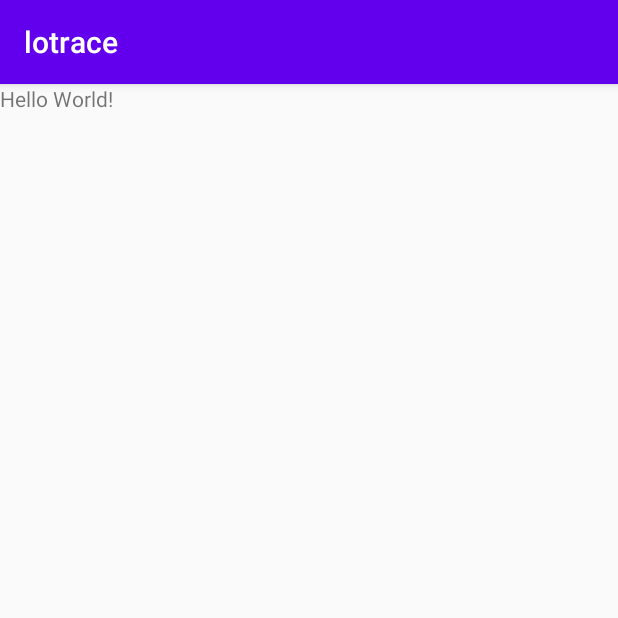
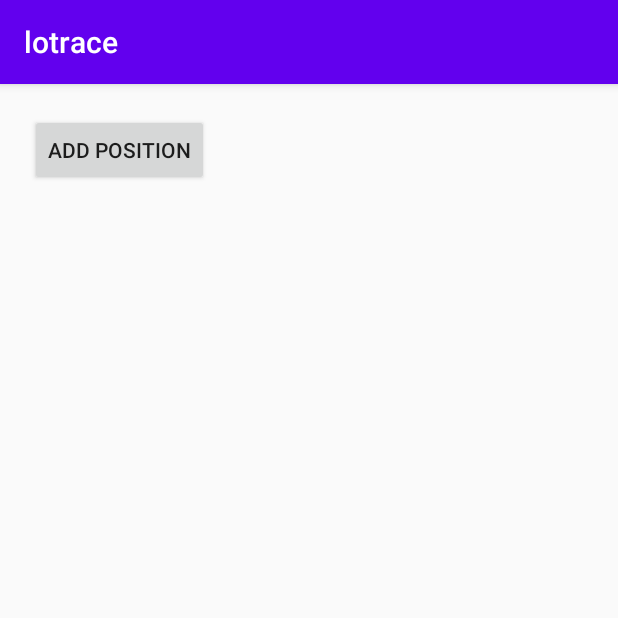
Before and after one commit to kKEo/lotrace, an Android app: the screen it shows after launch (MainActivity), on a phone screen of 412 x 824 dp, the top half of it. Run offline under Robolectric (Android 15) with nearby library versions, the phone set to English and light mode, and no system bars; 1 statement that could not run was skipped.

Commit message:
Prepare position service with internal state and reactive ui

```diff
--- a/lotrace/app/src/main/java/org/maziarz/org/MainActivity.java
+++ b/lotrace/app/src/main/java/org/maziarz/org/MainActivity.java
@@ -1,12 +1,143 @@
 package org.maziarz.org;
 
+import android.Manifest;
+import android.content.ComponentName;
+import android.content.Context;
+import android.content.Intent;
+import android.content.IntentFilter;
+import android.content.ServiceConnection;
+import android.content.pm.PackageManager;
 import android.os.Bundle;
+import android.os.IBinder;
+import android.util.Log;
+import android.view.View;
+import android.widget.Button;
+import android.widget.Toast;
+import android.widget.TextView;
+
+import androidx.annotation.NonNull;
 import androidx.appcompat.app.AppCompatActivity;
+import androidx.core.app.ActivityCompat;
+import androidx.core.content.ContextCompat;
+
+import android.content.BroadcastReceiver;
+
+import java.util.List;
+
 
 public class MainActivity extends AppCompatActivity {
+    private static final int REQUEST_LOCATION_PERMISSION = 1;
+
+    private TextView textView;
+
+    private Button button;
+
+    private PositionService myService;
+    private boolean isBound = false;
+
+    private final ServiceConnection connection = new ServiceConnection() {
+        @Override
+        public void onServiceConnected(ComponentName className, IBinder service) {
+            Log.d("MainActivity", "Service connected");
+            PositionService.LocalBinder binder = (PositionService.LocalBinder) service;
+            myService = binder.getService();
+            isBound = true;
+            updateTextView();
+        }
+
+        @Override
+        public void onServiceDisconnected(ComponentName arg0) {
+            Log.d("MainActivity", "Service disconnected");
+            isBound = false;
+        }
+    };
+
+    private final BroadcastReceiver listUpdateReceiver = new BroadcastReceiver() {
+        @Override
+        public void onReceive(Context context, Intent intent) {
+            updateTextView();
+        }
+    };
+
+    @Override
+    protected void onDestroy() {
+        super.onDestroy();
+        if (isBound) {
+            unbindService(connection);
+            isBound = false;
+        }
+        unregisterReceiver(listUpdateReceiver);
+    }
+
+    private void updateTextView() {
+        if (isBound && myService != null) {
+            List<String> itemList = myService.getItemList();
+            StringBuilder displayText = new StringBuilder();
+            for (String item : itemList) {
+                displayText.append(item).append("\n");
+            }
+            textView.setText(displayText.toString());
+        }
+    }
+
     @Override
     protected void onCreate(Bundle savedInstanceState) {
         super.onCreate(savedInstanceState);
         setContentView(R.layout.activity_main);
+
+        textView = findViewById(R.id.textView);
+        button = findViewById(R.id.button);
+
+        button.setOnClickListener(new View.OnClickListener() {
+            @Override
+            public void onClick(View v) {
+                Log.d("MainActivity", "Button clicked");
+
+                if (isBound && myService != null) {
+                    myService.addItem("This is a new item added via button");
+                    updateTextView();
+                }
+            }
+        });
+
+        if (ContextCompat.checkSelfPermission(this, Manifest.permission.ACCESS_FINE_LOCATION)
+                != PackageManager.PERMISSION_GRANTED) {
+            ActivityCompat.requestPermissions(this,
+                    new String[]{Manifest.permission.ACCESS_FINE_LOCATION},
+                    REQUEST_LOCATION_PERMISSION);
+        } else {
+            startLocationService();
+        }
+    }
+
+    @Override
+    public void onRequestPermissionsResult(int requestCode, @NonNull String[] permissions,
+                                           @NonNull int[] grantResults) {
+        super.onRequestPermissionsResult(requestCode, permissions, grantResults);
+        if (requestCode == REQUEST_LOCATION_PERMISSION) {
+            if (grantResults.length > 0 && grantResults[0] == PackageManager.PERMISSION_GRANTED) {
+                startLocationService();
+            } else {
+                Toast.makeText(this, "Permission denied", Toast.LENGTH_SHORT).show();
+            }
+        }
+    }
+
+    private void startLocationService() {
+        Log.d("MainActivity", "Service stating..");
+
+        Intent intent = new Intent(this, PositionService.class);
+        ComponentName cname = startService(intent);
+
+        Log.d("MainActivity", "Component: " + cname);
+
+//        startForegroundService(intent);
+
+        boolean res = bindService(intent, connection, BIND_AUTO_CREATE);
+
+        Log.d("MainActivity","Result: " + res);
+
+        IntentFilter filter = new IntentFilter(PositionService.ACTION_LIST_UPDATED);
+        registerReceiver(listUpdateReceiver, filter);
     }
 }
--- a/lotrace/app/src/main/res/layout/activity_main.xml
+++ b/lotrace/app/src/main/res/layout/activity_main.xml
@@ -1,12 +1,30 @@
 <?xml version="1.0" encoding="utf-8"?>
-<RelativeLayout xmlns:android="http://schemas.android.com/apk/res/android"
+<RelativeLayout
+    xmlns:android="http://schemas.android.com/apk/res/android"
+    xmlns:app="http://schemas.android.com/apk/res-auto"
     xmlns:tools="http://schemas.android.com/tools"
     android:layout_width="match_parent"
     android:layout_height="match_parent"
+    android:fitsSystemWindows="true"
     tools:context=".MainActivity">
 
-    <TextView
+    <Button
+        android:id="@+id/button"
         android:layout_width="wrap_content"
         android:layout_height="wrap_content"
-        android:text="Hello World!" />
+        android:layout_marginTop="20dp"
+        android:layout_marginStart="20dp"
+        android:text="Add Position" />
+
+    <TextView
+        android:id="@+id/textView"
+        android:layout_width="wrap_content"
+        android:layout_height="wrap_content"
+        android:layout_below="@id/button"
+        android:textSize="16sp"
+        android:padding="16dp"
+        android:layout_marginStart="20dp"
+        android:layout_marginTop="20dp"
+        />
+
 </RelativeLayout>
```
Also changed, not shown: lotrace/app/src/main/AndroidManifest.xml (+13 -0 lines), lotrace/app/src/main/java/org/maziarz/org/PositionService.java (added, +64 -0 lines), 1 other file.
